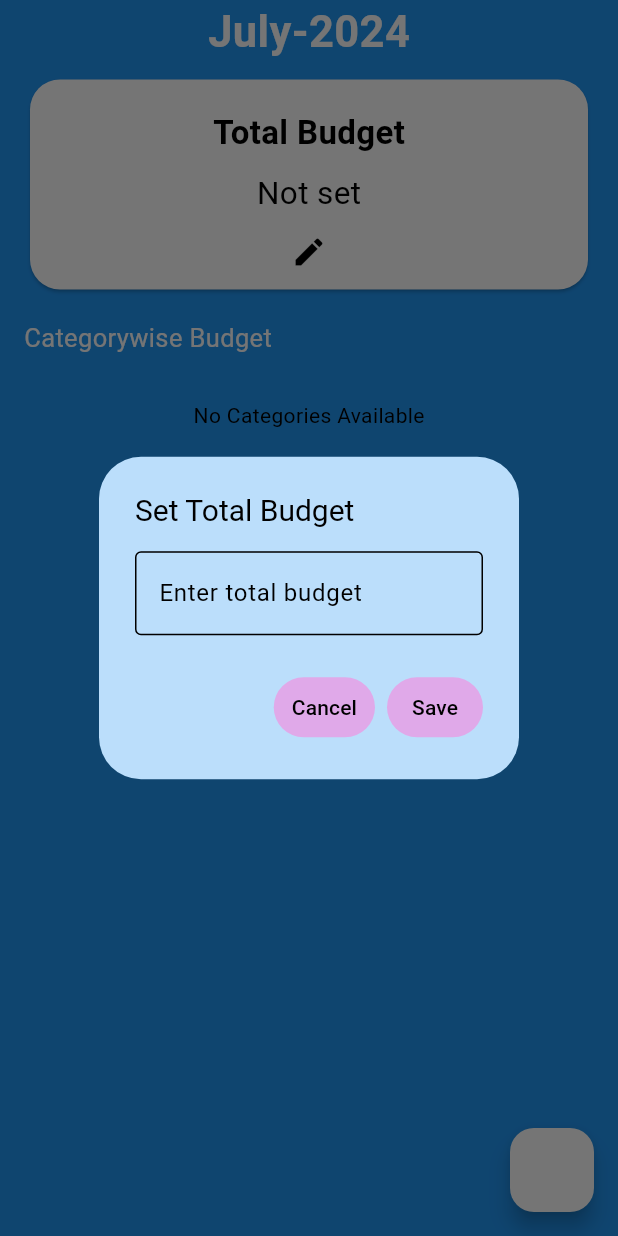
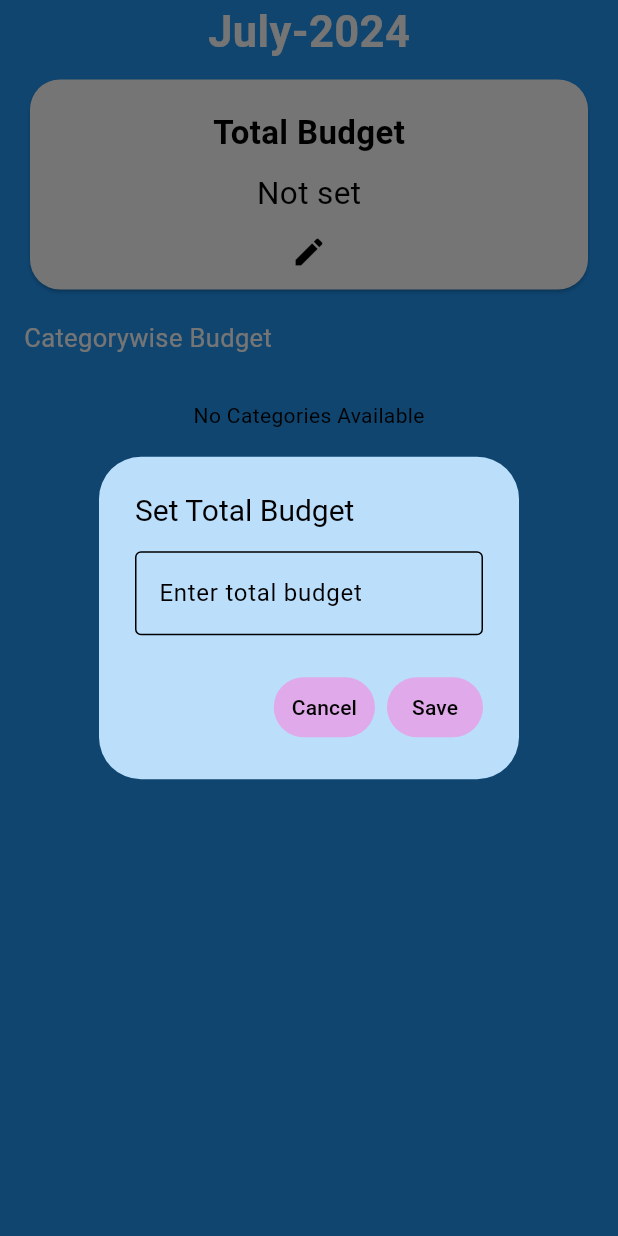
Before and after one commit to idk099/Xpenso-tracker, a Flutter app: the BudgetSettingPage screen opened directly, after a tap on the "edit" icon, on a phone screen of 412 x 824 dp. Run offline on Flutter 3.47's test engine with Material 3 defaults, Android fonts, the phone set to English and light mode, and no system bars; our stand-ins replace cloud_firestore, firebase_auth, firebase_core, flutter_local_notifications, flutter_zoom_drawer, get and 9 more; accounts and stored records are empty.

Commit message:
Update bugetsetting.dart

```diff
--- a/lib/screens/otherscreens/bugetsetting.dart
+++ b/lib/screens/otherscreens/bugetsetting.dart
@@ -147,13 +147,7 @@ class _BudgetSettingPageState extends State<BudgetSettingPage> {
     final currentBudget = transactionServices.getCurrentMonthBudget();
 
     return Scaffold(
-      floatingActionButton: FloatingActionButton(
-        onPressed: () => Navigator.push(
-            context,
-            MaterialPageRoute(
-              builder: (context) => TransactionRecord(),
-            )),
-      ),
+
 
       body: SafeArea(
         child: Padding(
```
